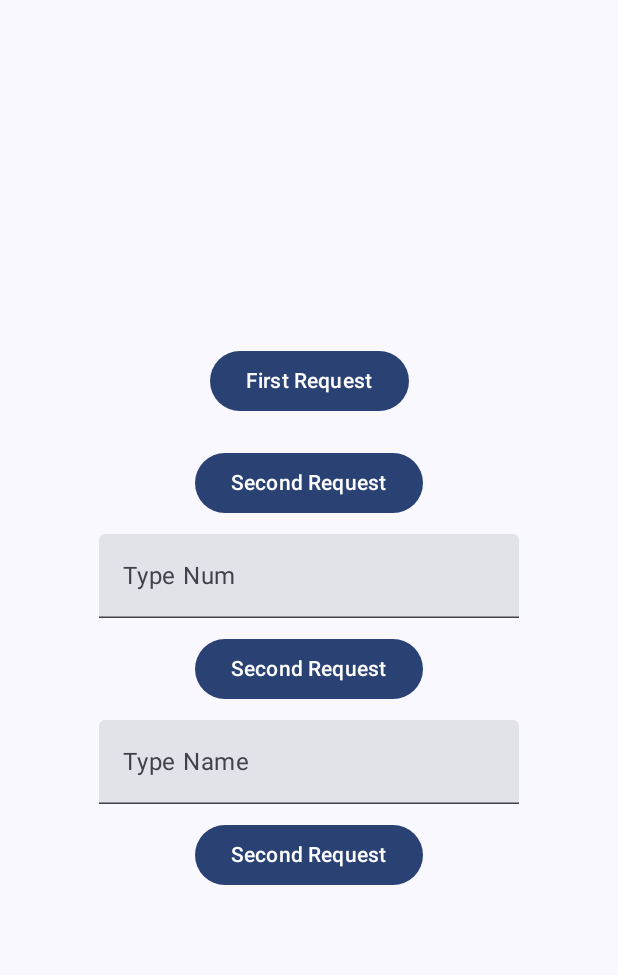
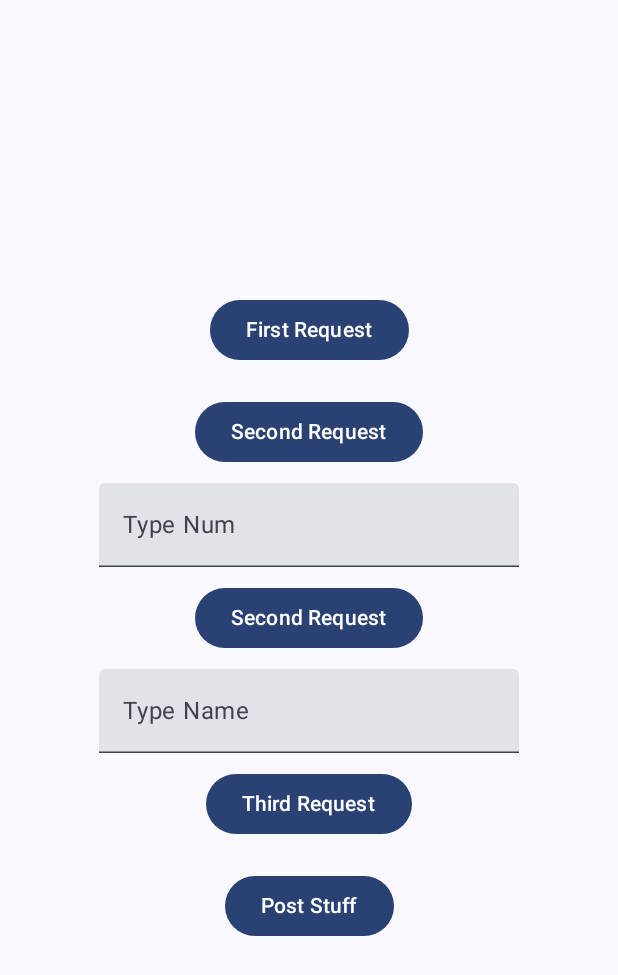
Before and after one commit to Gerald161/android_retrofit, an Android app built with Jetpack Compose: the composable HomeScreen shown on its own in the app's theme, on a phone screen of 412 x 824 dp. Shown: the top 975 px of the screen. Run offline under Robolectric (Android 15) with nearby library versions, the phone set to English and light mode, and no system bars; our stand-ins replace Dagger/Hilt's generated code.

Commit message:
some minor tweaks

```diff
--- a/app/src/main/java/com/example/retrofitapp/Navigation/Screens/HomeScreen.kt
+++ b/app/src/main/java/com/example/retrofitapp/Navigation/Screens/HomeScreen.kt
@@ -132,7 +132,22 @@ fun HomeScreen(
                 ).show()
             }
         ) {
-            Text("Second Request")
+            Text("Third Request")
+        }
+
+        Button(
+            modifier = Modifier.padding(10.dp),
+            onClick = {
+                myViewModel.postRequest("Gerald")
+
+                Toast.makeText(
+                    context,
+                    "Fired post bad boy",
+                    Toast.LENGTH_SHORT
+                ).show()
+            }
+        ) {
+            Text("Post Stuff")
         }
     }
 }
--- a/app/src/main/java/com/example/retrofitapp/Repository/ApiRepo.kt
+++ b/app/src/main/java/com/example/retrofitapp/Repository/ApiRepo.kt
@@ -2,6 +2,7 @@ package com.example.retrofitapp.Repository
 
 import com.example.retrofitapp.api.SimpleApi
 import com.example.retrofitapp.model.Post
+import com.example.retrofitapp.model.Status
 import retrofit2.Response
 import javax.inject.Inject
 
@@ -23,4 +24,8 @@ class ApiRepo @Inject constructor(
     suspend fun getPost4(name: String, rank: String): Response<List<Post>>{
         return simpleApi.getPosts3(name, rank)
     }
+
+    suspend fun postStuff(name: String): Response<Status>{
+        return simpleApi.postStuff(name)
+    }
 }
--- a/app/src/main/java/com/example/retrofitapp/api/SImpleApi.kt
+++ b/app/src/main/java/com/example/retrofitapp/api/SImpleApi.kt
@@ -1,8 +1,12 @@
 package com.example.retrofitapp.api
 
 import com.example.retrofitapp.model.Post
+import com.example.retrofitapp.model.Status
 import retrofit2.Response
+import retrofit2.http.Field
+import retrofit2.http.FormUrlEncoded
 import retrofit2.http.GET
+import retrofit2.http.POST
 import retrofit2.http.Path
 import retrofit2.http.Query
 
@@ -25,4 +29,10 @@ interface SimpleApi {
         @Query("search") name: String,
         @Query("rank") rank: String
     ): Response<List<Post>>
+
+    @POST("/posts")
+    @FormUrlEncoded
+    suspend fun postStuff(
+        @Field("name") name: String
+    ) : Response<Status>
 }
--- a/app/src/main/java/com/example/retrofitapp/model/Post.kt
+++ b/app/src/main/java/com/example/retrofitapp/model/Post.kt
@@ -4,3 +4,7 @@ data class Post (
     val name: String,
     val age: Int
 )
+
+data class Status(
+    val status: String
+)
```
Also changed, not shown: app/src/main/java/com/example/retrofitapp/MainViewModel.kt (+10 -0 lines).
